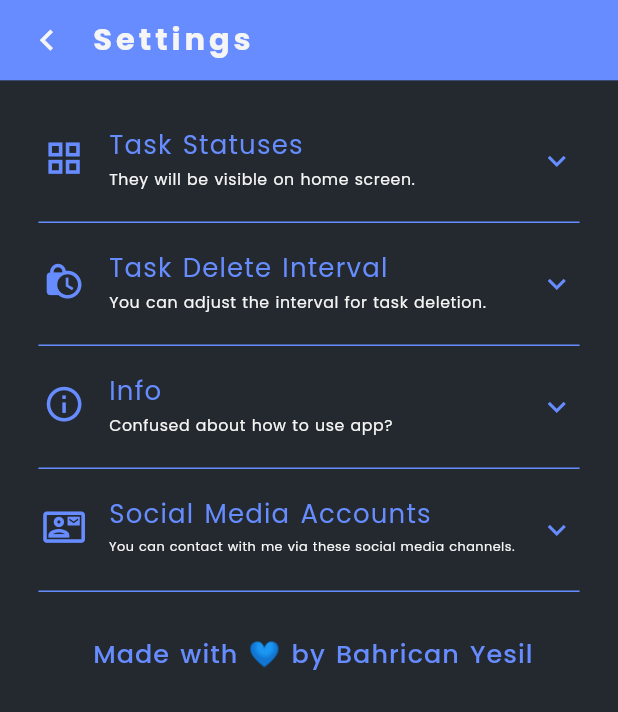
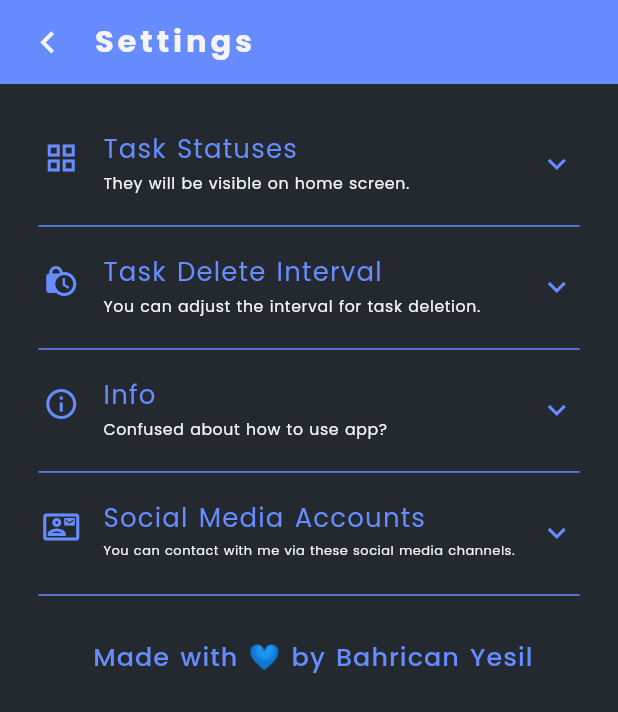
Before and after one commit to bahricanyesil/gamified-todo, a Flutter app: the screen it shows after launch, after a tap on the "settings" icon, on a phone screen of 412 x 824 dp. Shown: the top 712 px of the screen. Run offline on Flutter 3.47's test engine with Material 2 defaults, Android fonts, the phone set to English and light mode, and no system bars; our stand-ins replace google_fonts, hive_flutter, tuple, url_launcher_web; missing offline and left inert: infinite_listview; accounts and stored records are empty.

Commit message:
Size optimizations

```diff
--- a/lib/core/base/view/base_view.dart
+++ b/lib/core/base/view/base_view.dart
@@ -67,7 +67,7 @@ class _BaseViewState<T extends BaseViewModel> extends State<BaseView<T>> {
   }
 
   DefaultAppBar? get _appBar =>
-      widget.appBar?.copyWithSize(context.height * 6.5);
+      widget.appBar?.copyWithSize(context.height * 6.8);
 
   Widget get _child => SelectorHelper<ViewStates, T>().builder(
         (BuildContext context, T localModel) => localModel.state,
--- a/lib/core/decoration/input_decoration.dart
+++ b/lib/core/decoration/input_decoration.dart
@@ -33,7 +33,7 @@ class InputDeco {
       InputDecoration(
         contentPadding: contentPadding ??
             EdgeInsets.symmetric(
-              vertical: _context.responsiveSize * 3,
+              vertical: _context.responsiveSize * 6,
               horizontal: _context.responsiveSize * 6,
             ),
         fillColor: fillColor ?? AppColors.white,
@@ -61,7 +61,7 @@ class InputDeco {
       ? null
       : Padding(
           padding: _context.horizontalPadding(Sizes.low),
-          child: BaseIcon(prefixIcon, sizeFactor: 8),
+          child: BaseIcon(prefixIcon),
         );
 
   /// Default function returns [OutlineInputBorder] with some common values.
--- a/lib/core/widgets/app-bar/default_app_bar.dart
+++ b/lib/core/widgets/app-bar/default_app_bar.dart
@@ -76,7 +76,7 @@ class DefaultAppBar extends StatelessWidget implements PreferredSizeWidget {
             children: <Widget>[
               if (showBack ?? !kIsWeb) _backButton(context),
               if (titleIcon != null)
-                BaseIcon(titleIcon!, sizeFactor: 8, color: AppColors.white),
+                BaseIcon(titleIcon!, color: AppColors.white),
               context.sizedW(2),
               if (titleText != null) Expanded(child: _titleTextWidget(context)),
               ...actionsList,
--- a/lib/core/widgets/buttons/custom/custom_dropdown_button.dart
+++ b/lib/core/widgets/buttons/custom/custom_dropdown_button.dart
@@ -69,7 +69,7 @@ class CustomDropdownButton<T> extends StatelessWidget {
     if (icon != null) {
       return Row(
         children: <Widget>[
-          BaseIcon(icon!, sizeFactor: 7.5),
+          BaseIcon(icon!),
           context.sizedW(3),
           Expanded(child: _textWidget(context, value)),
         ],
--- a/lib/core/widgets/buttons/icon/base_icon_button.dart
+++ b/lib/core/widgets/buttons/icon/base_icon_button.dart
@@ -50,12 +50,12 @@ class BaseIconButton extends StatelessWidget {
           clipBehavior: Clip.hardEdge,
           child: IconButton(
             icon: BaseIcon(icon, color: color),
-            splashRadius: context.responsiveSize * 9,
+            splashRadius: context.width * 7,
             padding: padding ?? context.allPadding(Sizes.extremeLow),
             highlightColor:
                 highlightColor ?? context.primaryLightColor.lighten(),
             constraints: const BoxConstraints(),
-            iconSize: context.responsiveSize * 9,
+            iconSize: context.width * 7,
             onPressed: () {
               FocusManager.instance.primaryFocus?.unfocus();
               onPressed();
--- a/lib/core/widgets/date-picker/custom_date_picker.dart
+++ b/lib/core/widgets/date-picker/custom_date_picker.dart
@@ -39,7 +39,7 @@ class CustomDatePicker extends StatelessWidget {
         },
         child: Row(
           children: <Widget>[
-            const BaseIcon(Icons.calendar_today_outlined, sizeFactor: 7.5),
+            const BaseIcon(Icons.calendar_today_outlined),
             context.sizedW(3),
             BaseText(selectedDate.dm),
           ],
--- a/lib/core/widgets/icons/base_icon.dart
+++ b/lib/core/widgets/icons/base_icon.dart
@@ -7,7 +7,7 @@ import '../../theme/color/l_colors.dart';
 class SizedBaseIcon extends BaseIcon {
   /// Default constructor for [SizedBaseIcon]..
   const SizedBaseIcon(IconData icon, {Color? color, Key? key})
-      : super(icon, color: color, sizeFactor: 8.25, key: key);
+      : super(icon, color: color, sizeFactor: 6.8, key: key);
 }
 
 /// Base icon with custom parameters
@@ -42,8 +42,7 @@ class BaseIcon extends StatelessWidget {
 
   Widget _icon(BuildContext context) => Icon(
         iconData,
-        size:
-            sizeFactor != null ? (context.responsiveSize * sizeFactor!) : null,
+        size: sizeFactor != null ? (context.width * sizeFactor!) : null,
         color: color ?? AppColors.white,
       );
 
--- a/lib/core/widgets/list/custom_checkbox_tile.dart
+++ b/lib/core/widgets/list/custom_checkbox_tile.dart
@@ -55,7 +55,7 @@ class _CustomCheckboxTileState extends State<CustomCheckboxTile>
   Widget get _checkbox => Container(
         margin: context.rightPadding(Sizes.low),
         constraints:
-            BoxConstraints.loose(Size.fromHeight(context.height * 4.5)),
+            BoxConstraints.loose(Size.fromHeight(context.height * 4.4)),
         child: Theme(
           data: context.read<ThemeProvider>().currentTheme.copyWith(
                 unselectedWidgetColor:
--- a/lib/core/widgets/text/circled_text.dart
+++ b/lib/core/widgets/text/circled_text.dart
@@ -43,7 +43,10 @@ class CircledText extends StatelessWidget {
   @override
   Widget build(BuildContext context) => Container(
         alignment: Alignment.center,
-        padding: EdgeInsets.all(context.responsiveSize * paddingFactor),
+        padding: EdgeInsets.symmetric(
+          vertical: context.height * paddingFactor,
+          horizontal: context.width * paddingFactor,
+        ),
         margin: margin ?? context.horizontalPadding(Sizes.lowMed),
         decoration: BoxDecoration(color: color, shape: BoxShape.circle),
         width: context.responsiveSize * sizeFactor,
--- a/lib/features/groups/view/groups_screen.dart
+++ b/lib/features/groups/view/groups_screen.dart
@@ -75,6 +75,6 @@ class _GroupsList extends StatelessWidget with GroupsTexts {
       );
 
   Widget _selectorChildBuilder(BuildContext context, Group group, _) => Padding(
-      padding: EdgeInsets.symmetric(vertical: context.responsiveSize * 1.5),
+      padding: EdgeInsets.symmetric(vertical: context.height * .6),
       child: _GroupItem(group));
 }
--- a/lib/features/home/view/components/tasks/task_item.dart
+++ b/lib/features/home/view/components/tasks/task_item.dart
@@ -112,12 +112,15 @@ class TaskItem extends StatelessWidget with HomeTexts {
         child: _customListTile(context),
       );
 
-  Widget _customListTile(BuildContext context) => Row(
-        children: <Widget>[
-          Expanded(child: _taskPriorityNumber),
-          Expanded(flex: 5, child: _textColumn(context)),
-          Expanded(child: _taskIcon(context)),
-        ],
+  Widget _customListTile(BuildContext context) => Padding(
+        padding: EdgeInsets.symmetric(vertical: context.height * .2),
+        child: Row(
+          children: <Widget>[
+            Expanded(child: _taskPriorityNumber),
+            Expanded(flex: 5, child: _textColumn(context)),
+            Expanded(child: _taskIcon(context)),
+          ],
+        ),
       );
 
   Widget get _taskPriorityNumber =>
--- a/lib/features/home/view/components/tasks/tasks_section.dart
+++ b/lib/features/home/view/components/tasks/tasks_section.dart
@@ -66,7 +66,6 @@ class _TitleRow extends StatelessWidget {
                 color: tuple.item1
                     ? context.primaryLightColor
                     : context.primaryDarkColor,
-                sizeFactor: 11,
               )
             : Container(),
       );
--- a/lib/features/settings/view-model/settings_view_model.dart
+++ b/lib/features/settings/view-model/settings_view_model.dart
@@ -29,7 +29,6 @@ class SettingsViewModel extends BaseViewModel {
     if (storedInterval != null) {
       _deleteInterval = storedInterval;
     }
-
     final List<Tuple2<TaskStatus, bool>>? storedList =
         _localManager.get(SettingsStorageKeys.sectionStatus)?.fromJson;
     _visibleSections = storedList ??
--- a/lib/features/settings/view/components/settings_item.dart
+++ b/lib/features/settings/view/components/settings_item.dart
@@ -25,7 +25,7 @@ class _SettingsItem extends StatelessWidget with SettingsTexts {
         collapsedIconColor: context.primaryLightColor,
         tilePadding: context.horizontalPadding(Sizes.low),
         childrenPadding: EdgeInsets.zero,
-        leading: PrimaryBaseIcon(settings.icon, sizeFactor: 9),
+        leading: PrimaryBaseIcon(settings.icon),
         title: _title(context),
         subtitle: _subtitle(context),
         expandedCrossAxisAlignment: CrossAxisAlignment.start,
@@ -36,8 +36,8 @@ class _SettingsItem extends StatelessWidget with SettingsTexts {
   List<Widget> _children(BuildContext context) {
     switch (settings) {
       case SettingsOptions.visibleTaskSections:
-        return List<Widget>.generate(
-            TaskStatus.values.length, (int i) => _checkbox(i, context));
+        return List<Widget>.generate((TaskStatus.values.length / 2).ceil(),
+            (int i) => _checkboxRow(i, context));
       case SettingsOptions.info:
         return _infoTexts(context);
       case SettingsOptions.socialInfo:
@@ -58,6 +58,18 @@ class _SettingsItem extends StatelessWidget with SettingsTexts {
             coloredTexts: SettingsTexts.infoSentences.values.elementAt(i),
           ),
         ),
+      );
+
+  Widget _checkboxRow(int i, BuildContext context) => Row(
+        mainAxisSize: MainAxisSize.min,
+        mainAxisAlignment: MainAxisAlignment.center,
+        children: <Widget>[
+          const Spacer(),
+          Expanded(flex: 6, child: _checkbox(i, context)),
+          const Spacer(),
+          Expanded(flex: 6, child: _checkbox(i + 1, context)),
+          const Spacer(),
+        ],
       );
 
   Widget _checkbox(int i, BuildContext context) {
```
Also changed, not shown: lib/core/widgets/buttons/custom/elevated_icon_text_button.dart (+4 -4 lines), lib/core/widgets/dialogs/choose/multiple_choose_dialog.dart (+7 -7 lines), lib/features/groups/view/components/group_item.dart (+14 -9 lines), 5 other files.
